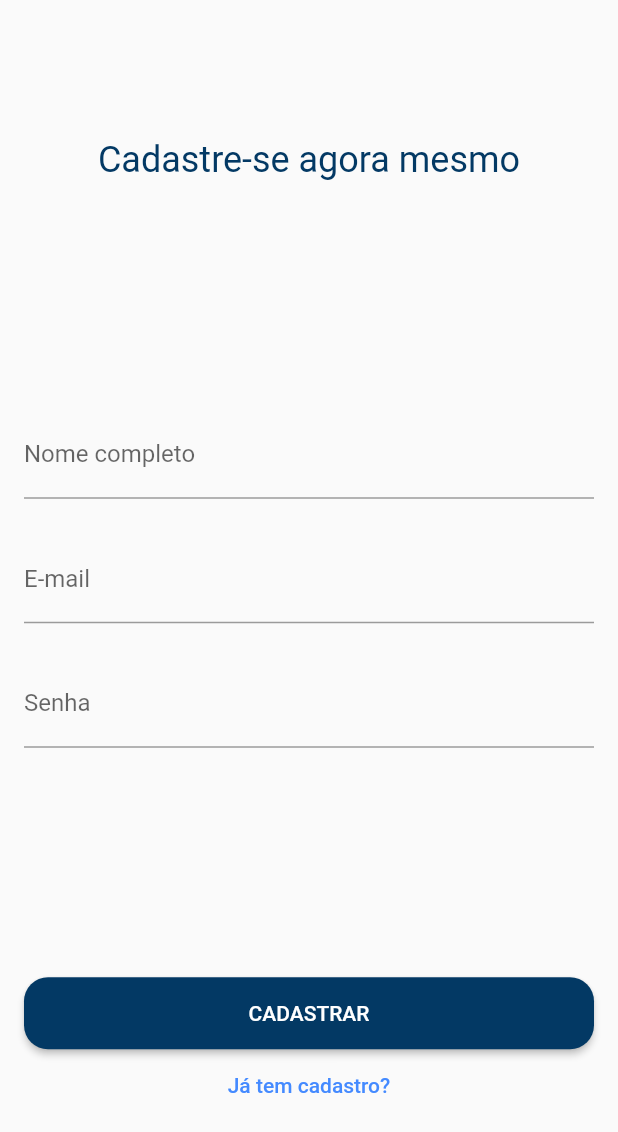
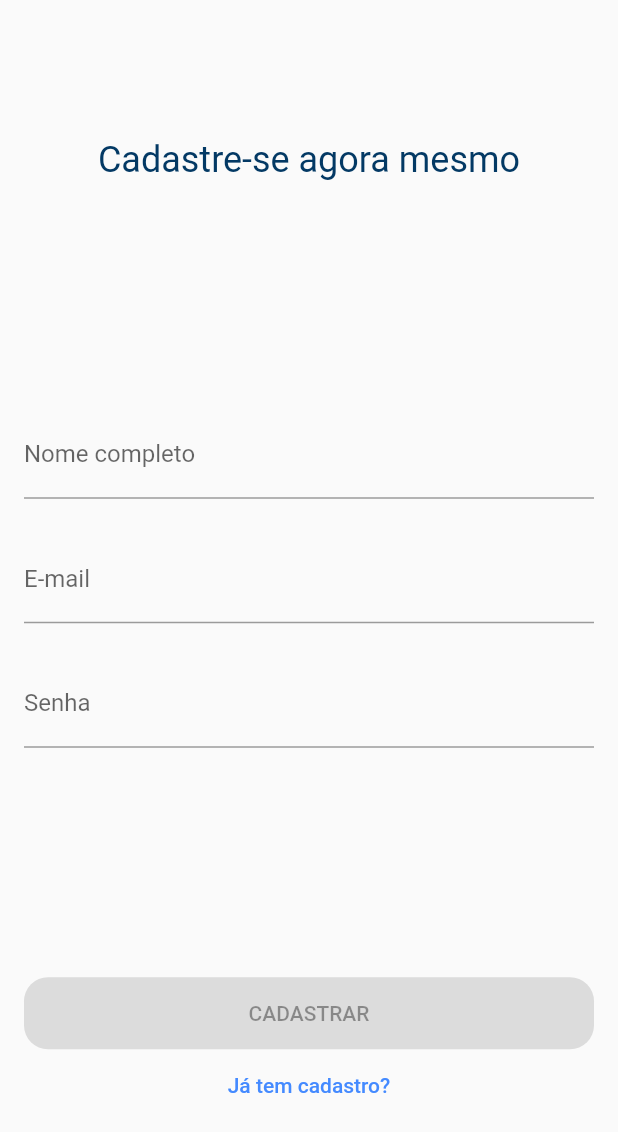
Before and after one commit to Rafa-Oli/android-tv, a Flutter app: the screen it shows after launch, after a tap on "Ainda não tem cadastro?", on a phone screen of 412 x 824 dp. Shown: the top 1132 px of the screen. Run offline on Flutter 3.47's test engine with Material 2 defaults, Android fonts, the phone set to English and light mode, and no system bars; missing offline and left inert: dpad_container; network calls fail.

Commit message:
refactor: refactor screens

```diff
--- a/lib/screens/home_screen.dart
+++ b/lib/screens/home_screen.dart
@@ -15,6 +15,7 @@ class HomeScreen extends StatefulWidget {
 class _HomeScreenState extends State<HomeScreen> {
   int? selectedIndex;
   int? onFocusIndex;
+
   @override
   Widget build(BuildContext context) {
     return Scaffold(
@@ -28,12 +29,12 @@ class _HomeScreenState extends State<HomeScreen> {
         padding: const EdgeInsets.all(20),
         itemCount: images.length,
         itemBuilder: (ctx, i) {
-          final image = images[i];
           return DpadContainer(
             onClick: () => setState(() => selectedIndex = i),
             onFocus: (bool isFocused) => setState(() => onFocusIndex = i),
             child: ImageCard(
-              image: image,
+              image: images[i].image,
+              label: images[i].label,
               focus: onFocusIndex == i,
               selected: selectedIndex == i,
             ),
--- a/lib/screens/login_screen.dart
+++ b/lib/screens/login_screen.dart
@@ -12,6 +12,33 @@ class LoginScreen extends StatefulWidget {
 }
 
 class _LoginScreenState extends State<LoginScreen> {
+  final _controller = TextEditingController();
+  final _controllerPassword = TextEditingController();
+  late final ValueNotifier<bool> valid = ValueNotifier(false);
+
+  bool _validator(String value) {
+    final regex = RegExp(
+        r"^[a-zA-Z0-9.a-zA-Z0-9.!#$%&'*+-/=?^_`{|}~]+@[a-zA-Z0-9]+\.[a-zA-Z]+");
+
+    return regex.hasMatch(value);
+  }
+
+  void _isValidatorListener() {
+    if (!_validator(_controller.text) && _controllerPassword.text.isEmpty) {
+      valid.value = false;
+    }
+    if (_validator(_controller.text) && _controllerPassword.text.isNotEmpty) {
+      valid.value = true;
+    }
+  }
+
+  @override
+  void initState() {
+    _controller.addListener(_isValidatorListener);
+    _controllerPassword.addListener(_isValidatorListener);
+    super.initState();
+  }
+
   @override
   Widget build(BuildContext context) {
     final theme = Theme.of(context);
@@ -32,15 +59,33 @@ class _LoginScreenState extends State<LoginScreen> {
               child: Column(
                 children: [
                   TextFormField(
+                    controller: _controller,
+                    validator: (text) {
+                      if (!_validator(text!)) {
+                        return 'informe e-mail válido';
+                      }
+                      return null;
+                    },
+                    autovalidateMode: AutovalidateMode.onUserInteraction,
                     decoration: const InputDecoration(
                       labelText: 'E-mail',
                       hintText: 'Digite seu E-mail',
+                      errorStyle: TextStyle(
+                        color: Colors.red,
+                      ),
+                      focusedErrorBorder: OutlineInputBorder(
+                        borderSide: BorderSide(color: Colors.red),
+                      ),
+                      errorBorder: OutlineInputBorder(
+                        borderSide: BorderSide(color: Colors.red),
+                      ),
                     ),
                   ),
                   const SizedBox(
                     height: 24,
                   ),
                   TextFormField(
+                    controller: _controllerPassword,
                     decoration: const InputDecoration(
                       labelText: 'Senha',
                       hintText: 'Digite sua senha',
@@ -54,26 +99,31 @@ class _LoginScreenState extends State<LoginScreen> {
               children: [
                 SizedBox(
                   width: 400,
-                  child: ElevatedButton(
-                    style: ButtonStyle(
-                        shape: MaterialStateProperty.all(RoundedRectangleBorder(
-                          borderRadius: BorderRadius.circular(16),
-                        )),
-                        padding:
-                            MaterialStateProperty.all(const EdgeInsets.all(16)),
-                        backgroundColor: MaterialStateProperty.all(
-                          const Color.fromARGB(255, 3, 57, 100),
-                        )),
-                    onPressed: () =>
-                        Navigator.pushNamed(context, HomeScreen.route),
+                  child: ValueListenableBuilder(
+                    valueListenable: valid,
                     child: Text(
                       'Entrar'.toUpperCase(),
                     ),
+                    builder: (context, value, child) {
+                      return ElevatedButton(
+                        style: ButtonStyle(
+                          shape:
+                              MaterialStateProperty.all(RoundedRectangleBorder(
+                            borderRadius: BorderRadius.circular(16),
+                          )),
+                          padding: MaterialStateProperty.all(
+                              const EdgeInsets.all(16)),
+                        ),
+                        onPressed: value
+                            ? () =>
+                                Navigator.pushNamed(context, HomeScreen.route)
+                            : null,
+                        child: child,
+                      );
+                    },
                   ),
                 ),
-                SizedBox(
-                  height: 16,
-                ),
+                const SizedBox(height: 16),
                 GestureDetector(
                     onTap: () =>
                         Navigator.pushNamed(context, RegisterScreen.route),
--- a/lib/screens/register_screen.dart
+++ b/lib/screens/register_screen.dart
@@ -1,5 +1,7 @@
 import 'package:flutter/material.dart';
+import 'package:test/utils.dart';
 
+import 'home_screen.dart';
 import 'login_screen.dart';
 
 class RegisterScreen extends StatefulWidget {
@@ -11,6 +13,37 @@ class RegisterScreen extends StatefulWidget {
 }
 
 class _RegisterScreenState extends State<RegisterScreen> {
+  final _controllerName = TextEditingController();
+  final _controllerEmail = TextEditingController();
+  final _controllerPassword = TextEditingController();
+  late final ValueNotifier<bool> valid = ValueNotifier(false);
+  bool _validator(String value) {
+    final regex = RegExp(regexEmail);
+
+    return regex.hasMatch(value);
+  }
+
+  void _isValidatorListener() {
+    if (!_validator(_controllerEmail.text) &&
+        _controllerPassword.text.isEmpty &&
+        _controllerPassword.text.isEmpty) {
+      valid.value = false;
+    }
+    if (_validator(_controllerEmail.text) &&
+        _controllerPassword.text.isNotEmpty &&
+        _controllerName.text.isNotEmpty) {
+      valid.value = true;
+    }
+  }
+
+  @override
+  void initState() {
+    _controllerEmail.addListener(_isValidatorListener);
+    _controllerPassword.addListener(_isValidatorListener);
+    _controllerName.addListener(_isValidatorListener);
+    super.initState();
+  }
+
   @override
   Widget build(BuildContext context) {
     final theme = Theme.of(context);
@@ -31,6 +64,7 @@ class _RegisterScreenState extends State<RegisterScreen> {
               child: Column(
                 children: [
                   TextFormField(
+                    controller: _controllerName,
                     decoration: const InputDecoration(
                       labelText: 'Nome completo',
                       hintText: 'Digite seu nome',
@@ -40,6 +74,13 @@ class _RegisterScreenState extends State<RegisterScreen> {
                     height: 24,
                   ),
                   TextFormField(
+                    controller: _controllerEmail,
+                    validator: (text) {
+                      if (!_validator(text!)) {
+                        return 'informe e-mail válido';
+                      }
+                      return null;
+                    },
                     decoration: const InputDecoration(
                       labelText: 'E-mail',
                       hintText: 'Digite seu E-mail',
@@ -49,6 +90,7 @@ class _RegisterScreenState extends State<RegisterScreen> {
                     height: 24,
                   ),
                   TextFormField(
+                    controller: _controllerPassword,
                     decoration: const InputDecoration(
                       labelText: 'Senha',
                       hintText: 'Digite sua senha',
@@ -62,20 +104,28 @@ class _RegisterScreenState extends State<RegisterScreen> {
               children: [
                 SizedBox(
                   width: 400,
-                  child: ElevatedButton(
-                    style: ButtonStyle(
-                        shape: MaterialStateProperty.all(RoundedRectangleBorder(
-                          borderRadius: BorderRadius.circular(16),
-                        )),
-                        padding:
-                            MaterialStateProperty.all(const EdgeInsets.all(16)),
-                        backgroundColor: MaterialStateProperty.all(
-                          const Color.fromARGB(255, 3, 57, 100),
-                        )),
-                    onPressed: () {},
+                  child: ValueListenableBuilder(
+                    valueListenable: valid,
                     child: Text(
                       'Cadastrar'.toUpperCase(),
                     ),
+                    builder: (context, value, child) {
+                      return ElevatedButton(
+                        style: ButtonStyle(
+                          shape:
+                              MaterialStateProperty.all(RoundedRectangleBorder(
+                            borderRadius: BorderRadius.circular(16),
+                          )),
+                          padding: MaterialStateProperty.all(
+                              const EdgeInsets.all(16)),
+                        ),
+                        onPressed: value
+                            ? () =>
+                                Navigator.pushNamed(context, HomeScreen.route)
+                            : null,
+                        child: child,
+                      );
+                    },
                   ),
                 ),
                 const SizedBox(height: 16),
```
Also changed, not shown: lib/utils.dart (+74 -3 lines), lib/widgets/image_card.dart (+22 -5 lines), pubspec.yaml (+1 -68 lines).
